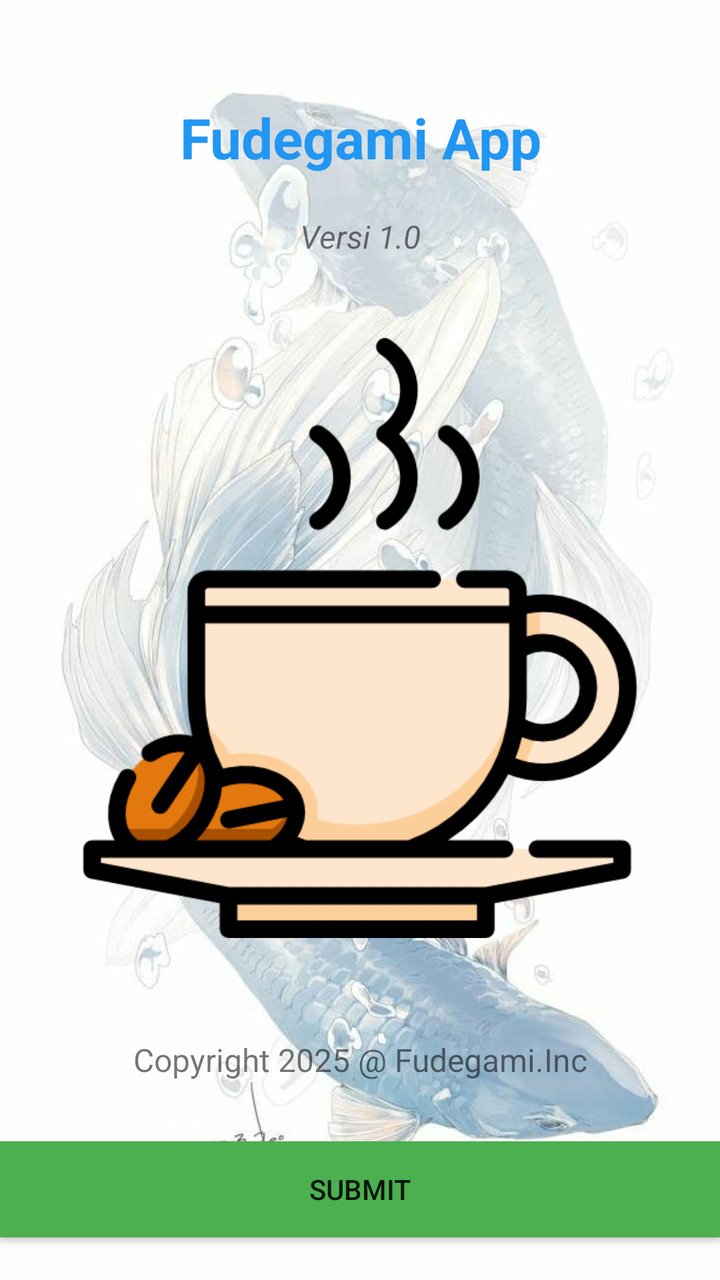
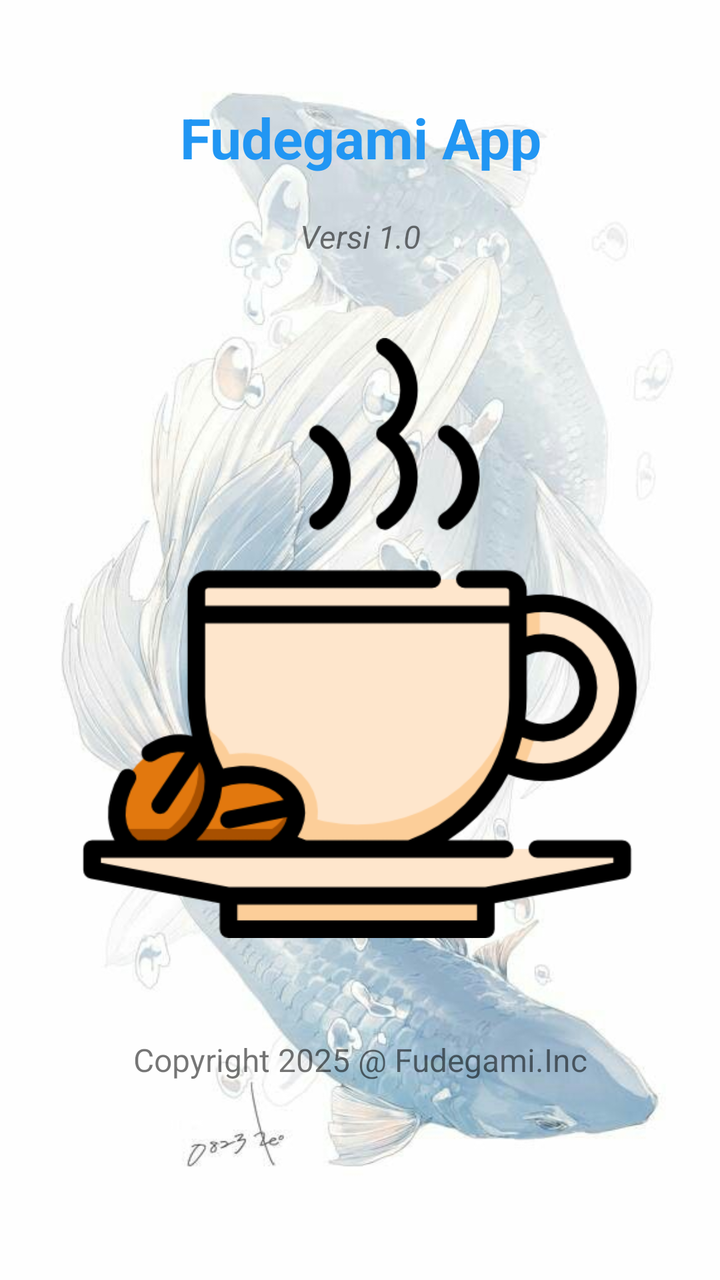

Screens rendered from an Android XML layout before and after an edit, with the pre-edit source and the edit as a unified diff.
<!-- AndroidManifest.xml: application theme Theme._231106040875 -->
<!-- res/layout/activity_main.xml -->
<?xml version="1.0" encoding="utf-8"?>
<LinearLayout xmlns:android="http://schemas.android.com/apk/res/android"
    xmlns:app="http://schemas.android.com/apk/res-auto"
    xmlns:tools="http://schemas.android.com/tools"
    android:id="@+id/main"
    android:layout_width="match_parent"
    android:layout_height="match_parent"
    android:orientation="vertical"
    android:background="@drawable/bg"
    tools:context=".MainActivity">

    <TextView
        android:layout_width="match_parent"
        android:layout_height="wrap_content"
        android:textSize="28sp"
        android:gravity="center_horizontal"
        android:layout_marginTop="50sp"
        android:layout_marginBottom="20sp"
        android:textStyle="bold"
        android:textColor="@color/biru"
        android:text="@string/title" />

    <TextView
        android:id="@+id/textView"
        android:layout_width="match_parent"
        android:layout_height="wrap_content"
        android:gravity="center_horizontal"
        android:textSize="16sp"
        android:textStyle="italic"
        android:text="@string/version" />

    <ImageView
        android:id="@+id/imageView"
        android:layout_width="300sp"
        android:layout_height="300sp"
        android:layout_gravity="center_horizontal"
        android:layout_marginTop="40sp"
        android:layout_marginBottom="50sp"
        app:srcCompat="@drawable/logo" />

    <TextView
        android:id="@+id/textView2"
        android:layout_width="match_parent"
        android:layout_height="wrap_content"
        android:textSize="16sp"
        android:gravity="center_horizontal"
        android:layout_marginBottom="30sp"
        android:text="@string/copyright" />

    <Button
        android:id="@+id/btnMasuk"
        android:layout_width="match_parent"
        android:layout_height="wrap_content"
        android:background="@color/hijau"
        android:text="@string/btn_submit" />

</LinearLayout>
<!-- resources referenced by this layout -->
<resources>
  <color name="biru">#2196F3</color>
  <color name="hijau">#4CAF50</color>
  <!-- drawable bg: jpg bitmap (drawable, 49508 bytes) -->
  <!-- drawable logo: png bitmap (drawable, 25597 bytes) -->
  <string name="btn_submit">SUBMIT</string>
  <string name="copyright">Copyright 2025 @ Fudegami.Inc</string>
  <string name="title">Fudegami App</string>
  <string name="version">Versi 1.0</string>
  <style name="Theme._231106040875" parent="Base.Theme._231106040875" />
  <style name="Base.Theme._231106040875" parent="Theme.Design.Light.NoActionBar">
          
          
      </style>
</resources>

<!-- the commit's change to res/layout/activity_main.xml (unified diff, before → after) -->
@@ -47,11 +47,4 @@
         android:layout_marginBottom="30sp"
         android:text="@string/copyright" />
 
-    <Button
-        android:id="@+id/btnMasuk"
-        android:layout_width="match_parent"
-        android:layout_height="wrap_content"
-        android:background="@color/hijau"
-        android:text="@string/btn_submit" />
-
 </LinearLayout>
<!-- resource entries referenced after the edit -->
@@ -1,10 +1,8 @@
 <!-- resources referenced by this layout -->
 <resources>
   <color name="biru">#2196F3</color>
-  <color name="hijau">#4CAF50</color>
   <!-- drawable bg: jpg bitmap (drawable, 49508 bytes) -->
   <!-- drawable logo: png bitmap (drawable, 25597 bytes) -->
-  <string name="btn_submit">SUBMIT</string>
   <string name="copyright">Copyright 2025 @ Fudegami.Inc</string>
   <string name="title">Fudegami App</string>
   <string name="version">Versi 1.0</string>
